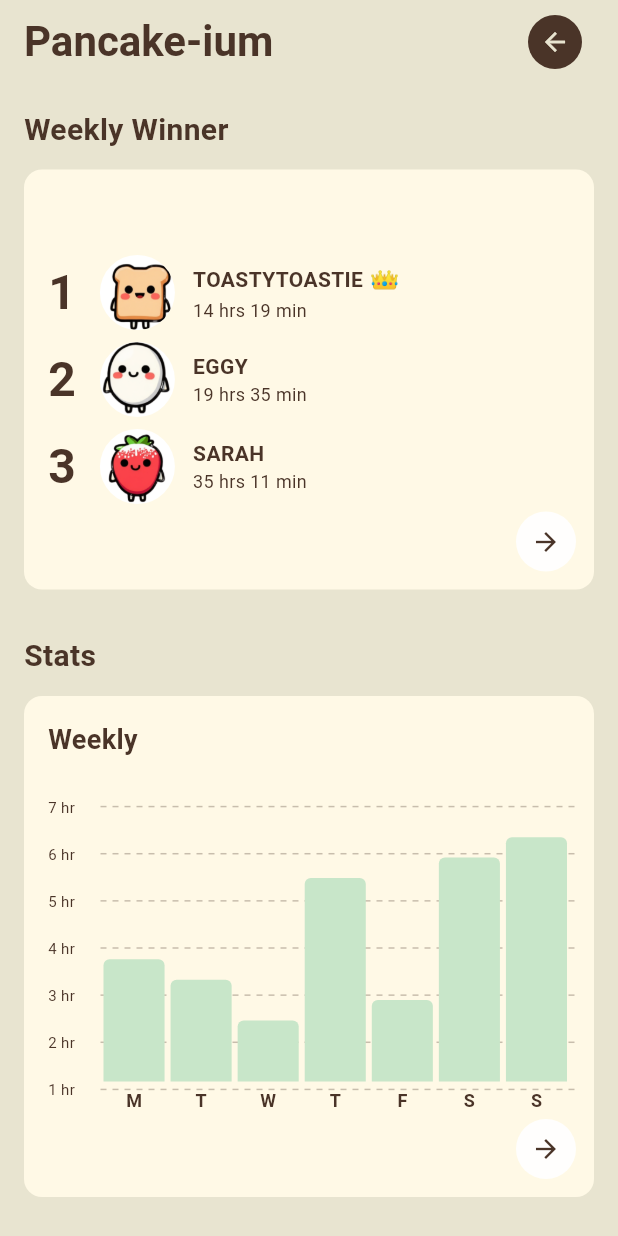
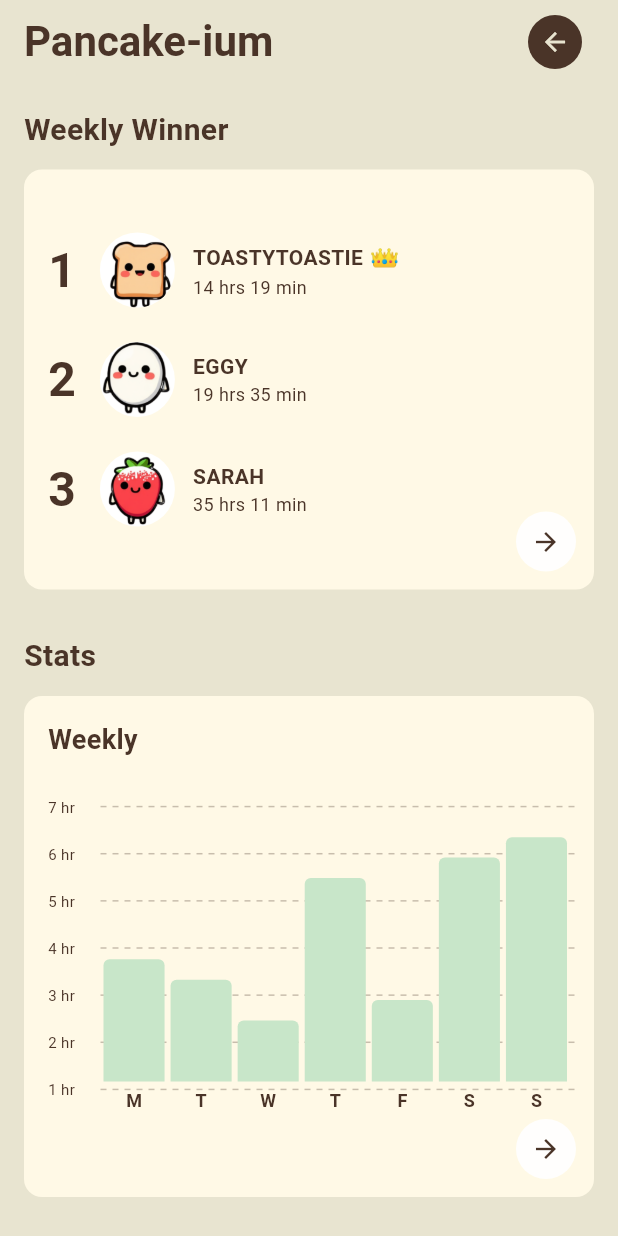
Before and after one commit to ashleychching/pancake_pals, a Flutter app: the StatsPage screen opened directly, after a tap on the "arrow forward" icon, on a phone screen of 412 x 824 dp. Run offline on Flutter 3.47's test engine with Material 3 defaults, Android fonts, the phone set to English and light mode, and no system bars; missing offline and left inert: usage_stats; Roboto replaces fonts that are missing (ZCOOLKuaiLe).

Commit message:
better space

```diff
--- a/lib/main.dart
+++ b/lib/main.dart
@@ -766,7 +766,7 @@ class _StatsPageState extends State<StatsPage> {
                 print('Error loading pancake stack: $error');
                 return Container(
                   height: 200,
-                  width: 270,
+                  width: 250,
                   color: const Color(0xFFD4A574),
                   child: const Center(
                     child: Text('Podium Image'),
@@ -863,9 +863,9 @@ class _StatsPageState extends State<StatsPage> {
       mainAxisAlignment: MainAxisAlignment.center,
       children: [
         _buildLeaderboardItem(1, 'TOASTYTOASTIE', '14 hrs 19 min', 'assets/character-toast.png', true),
-        const SizedBox(height: 8),
+        const SizedBox(height: 23),
         _buildLeaderboardItem(2, 'EGGY', '19 hrs 35 min', 'assets/character-egg.png', false),
-        const SizedBox(height: 8),
+        const SizedBox(height: 23),
         _buildLeaderboardItem(3, 'SARAH', '35 hrs 11 min', 'assets/character-strawberry.png', false),
       ],
     );
```
